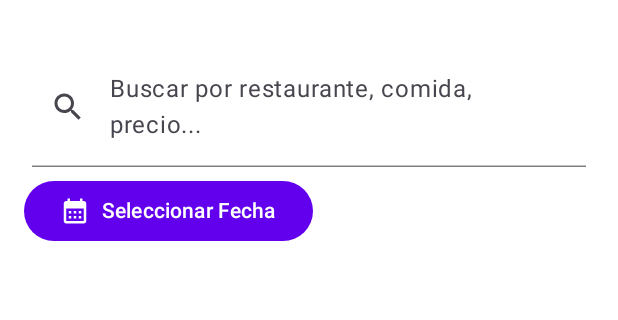
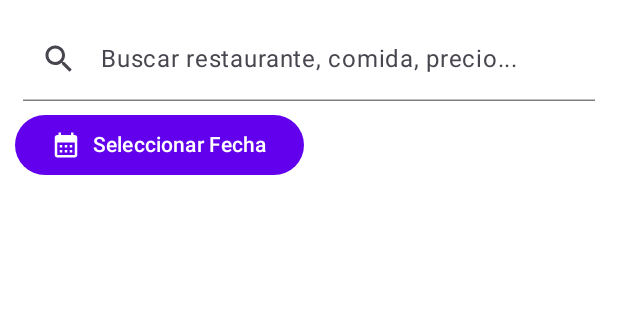
Before and after one commit to darioes04/tfg, an Android app built with Jetpack Compose: the ListTicketScreen screen opened through its navigation route, on a phone screen of 412 x 824 dp, the part 81-401 px from its top. Run offline under Robolectric (Android 15) with nearby library versions, the phone set to English and light mode, and no system bars.

Commit message:
Ahora al editar los valores numericos del ticket como los precios, se abre el teclado numérico por defecto y se omiten decimales con ',' para mantener el estándar. Pequeños cambios en la interfaz: padding y placeholder de la barra de búsqueda, contorno campos editables -> subrayado

```diff
--- a/app/src/main/java/com/myprojects/myTickets/ticketView/ListTicketScreen.kt
+++ b/app/src/main/java/com/myprojects/myTickets/ticketView/ListTicketScreen.kt
@@ -25,7 +25,6 @@ import androidx.compose.ui.text.style.TextAlign
 import androidx.compose.ui.unit.dp
 import androidx.compose.ui.unit.sp
 import com.myprojects.myTickets.data.Ticket
-import androidx.compose.material.icons.filled.FileDownload
 import androidx.compose.material.icons.filled.SaveAlt
 import androidx.compose.material.icons.filled.Search
 import androidx.compose.material3.Button
@@ -38,6 +37,7 @@ import androidx.compose.runtime.mutableStateOf
 import androidx.compose.runtime.remember
 import androidx.compose.runtime.setValue
 import androidx.compose.material3.*
+import androidx.compose.ui.unit.LayoutDirection
 import java.time.Instant
 import java.time.ZoneId
 
@@ -108,9 +108,13 @@ fun ListTicketScreen(
             Column(
                 modifier = Modifier
                     .fillMaxSize()
-                    .padding(paddingValues)
-                    .padding(horizontal = 16.dp)
-
+                    .padding(
+                        top = paddingValues.calculateTopPadding() -20.dp,
+                        start = paddingValues.calculateStartPadding(LayoutDirection.Ltr),
+                        end = paddingValues.calculateEndPadding(LayoutDirection.Ltr),
+                        bottom = paddingValues.calculateBottomPadding()
+                    )
+                    .padding(horizontal = 10.dp) // Padding adicional
             ) {
                 SearchBar(
                     searchQuery = searchQuery,
@@ -224,7 +228,7 @@ fun SearchBar(
         modifier = Modifier
             .fillMaxWidth()
             .padding(5.dp),
-        placeholder = { Text("Buscar por restaurante, comida, precio...") },
+        placeholder = { Text("Buscar restaurante, comida, precio...") },
         leadingIcon = {
             Icon(
                 imageVector = Icons.Filled.Search,
```
Also changed, not shown: app/src/main/java/com/myprojects/myTickets/ticketView/TicketInfoRow.kt (+27 -9 lines), app/src/main/java/com/myprojects/myTickets/ticketView/TicketScreen.kt (+20 -3 lines).
